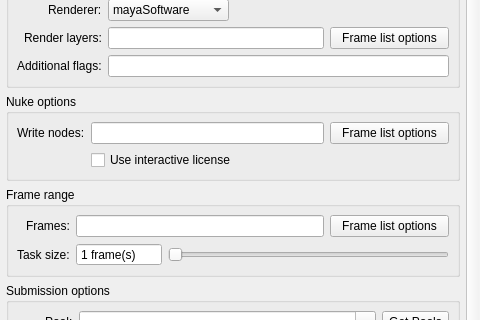
This is core/ui/render_submit_ui.ui in mjbonnington/icarus-gps as Qt 5 draws it before an edit; both pictures show x 0 to 480 and y 158 to 478 of the 480 by 600 pixel window. The edited form follows.
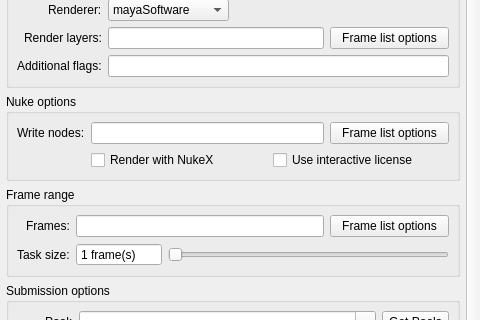
This is the edited form. Icons and pictures are not drawn.

Commit message: Nuke jobs can now be submitted to Deadline with Render Submitter

The edit to the form file:
```diff
--- a/core/ui/render_submit_ui.ui
+++ b/core/ui/render_submit_ui.ui
@@ -564,6 +564,8 @@
             </layout>
            </item>
            <item row="1" column="1">
+            <layout class="QGridLayout" name="nukeOptions_gridLayout">
+             <item row="0" column="1">
             <widget class="QCheckBox" name="interactiveLicense_checkBox">
              <property name="text">
               <string>Use interactive license</string>
@@ -573,6 +575,18 @@
              </property>
             </widget>
            </item>
+             <item row="0" column="0">
+              <widget class="QCheckBox" name="useNukeX_checkBox">
+               <property name="text">
+                <string>Render with NukeX</string>
+               </property>
+               <property name="xmlTag" stdset="0">
+                <string>nukex</string>
+               </property>
+              </widget>
+             </item>
+            </layout>
+           </item>
           </layout>
          </widget>
         </item>
```
Left out of the diff: 25 changed lines with no effect on the pictures. Lines whose indentation alone changed are shown as unchanged. The commit also changes 7 other files.
